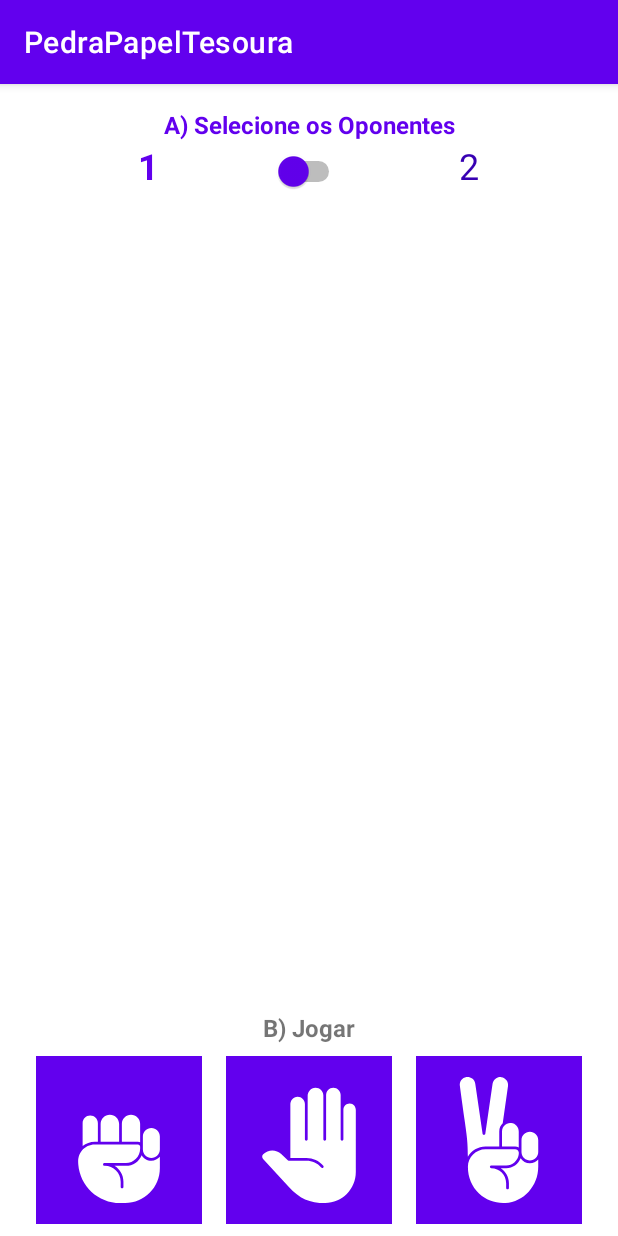
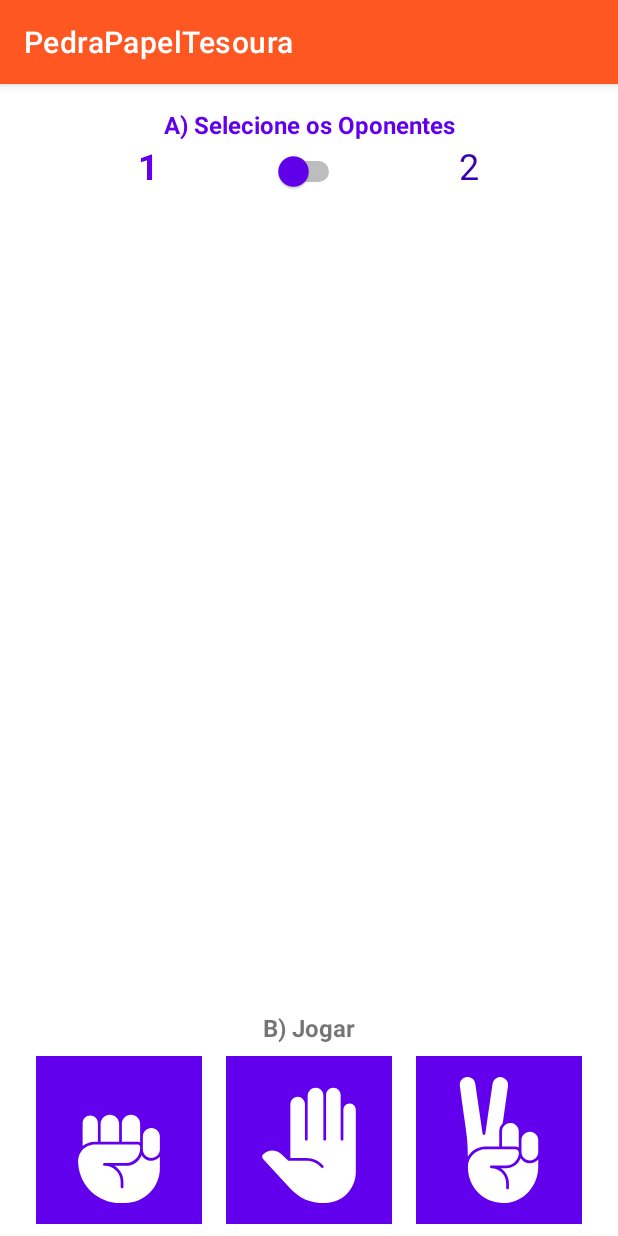
Before and after one commit to fernandosantis/PedraPapelTesoura, an Android app: the screen it shows after launch (MainActivity), on a phone screen of 412 x 824 dp. Run offline under Robolectric (Android 15) with nearby library versions, the phone set to English and light mode, and no system bars.

Commit message:
Inicio de Alteração de Projeto

```diff
--- a/app/src/main/res/values/colors.xml
+++ b/app/src/main/res/values/colors.xml
@@ -1,8 +1,8 @@
 <?xml version="1.0" encoding="utf-8"?>
 <resources>
     <color name="purple_200">#FFBB86FC</color>
-    <color name="purple_500">#FF6200EE</color>
-    <color name="purple_700">#FF3700B3</color>
+    <color name="purple_500">#FF5722</color>
+    <color name="purple_700">#9C27B0</color>
     <color name="teal_200">#FF03DAC5</color>
     <color name="teal_700">#FF018786</color>
     <color name="black">#FF000000</color>
--- a/app/src/main/res/values/themes.xml
+++ b/app/src/main/res/values/themes.xml
@@ -3,7 +3,7 @@
     <style name="Theme.PedraPapelTesoura" parent="Theme.MaterialComponents.DayNight.DarkActionBar">
         <!-- Primary brand color. -->
         <item name="colorPrimary">@color/purple_500</item>
-        <item name="colorPrimaryVariant">@color/purple_700</item>
+        <item name="colorPrimaryVariant">@color/teal_700</item>
         <item name="colorOnPrimary">@color/white</item>
         <!-- Secondary brand color. -->
         <item name="colorSecondary">@color/teal_200</item>
--- a/build.gradle
+++ b/build.gradle
@@ -5,7 +5,7 @@ buildscript {
         mavenCentral()
     }
     dependencies {
-        classpath "com.android.tools.build:gradle:7.0.1"
+        classpath 'com.android.tools.build:gradle:7.0.2'
 
         // NOTE: Do not place your application dependencies here; they belong
         // in the individual module build.gradle files
```
